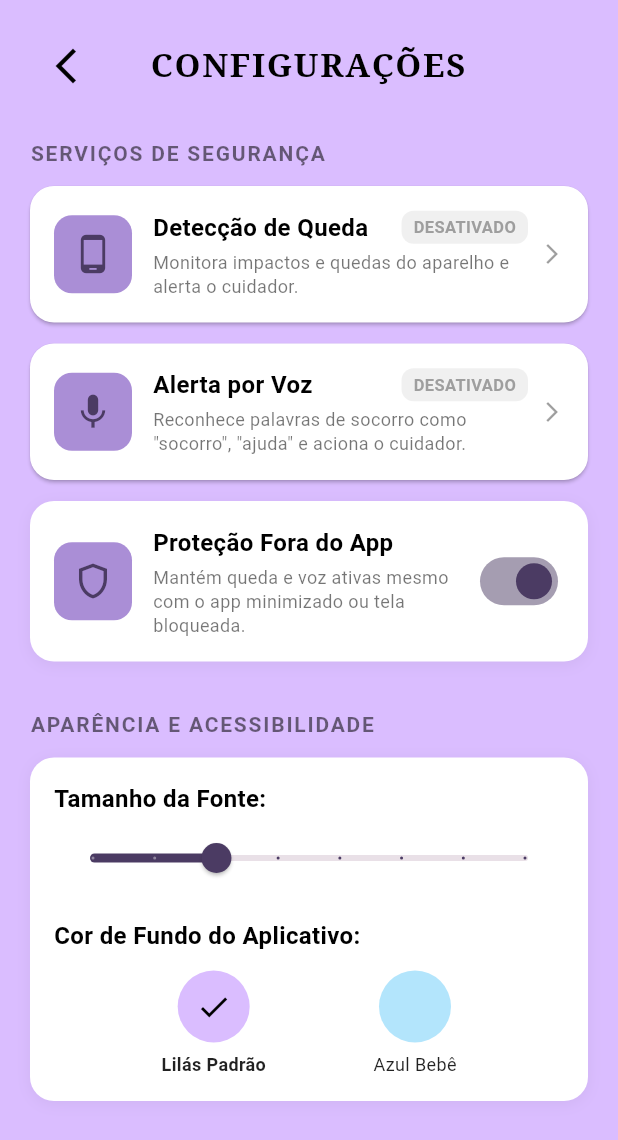
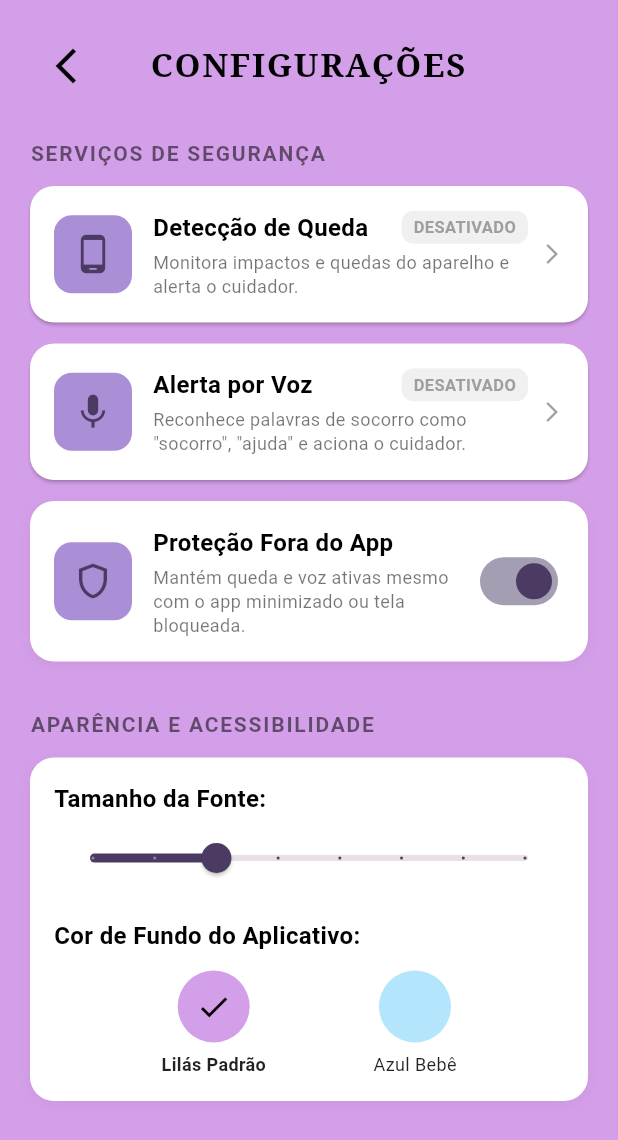
Before and after one commit to iasmymsa-ux/ProtegerPlus, a Flutter app: the ConfiguracoesView screen opened directly, after a tap on "Lilás Padrão", on a phone screen of 412 x 824 dp. Shown: the top 1140 px of the screen. Run offline on Flutter 3.47's test engine with Material 3 defaults, Android fonts, the phone set to English and light mode, and no system bars; our stand-ins replace flutter_local_notifications, flutter_timezone, flutter_tts, image_picker, sensors_plus, shared_preferences and 2 more; missing offline and left inert: flutter_foreground_task, flutter_phone_direct_caller; accounts and stored records are empty; network calls fail.

Commit message:
Atualizacao da cor de fundo para #d49fe9 e novo APK

```diff
--- a/lib/app_theme_manager.dart
+++ b/lib/app_theme_manager.dart
@@ -4,7 +4,7 @@ class AppThemeManager extends ChangeNotifier {
   static final AppThemeManager instance = AppThemeManager._internal();
   AppThemeManager._internal();
 
-  Color _backgroundColor = const Color(0xFFDABDFF); // Lilás claro (Padrão do app)
+  Color _backgroundColor = const Color(0xFFD49FE9); // Lilás claro (Padrão do app)
   double _fontScale = 1.0;
   bool _isPremium = false;
 
--- a/lib/views/configuracoes_view.dart
+++ b/lib/views/configuracoes_view.dart
@@ -236,11 +236,11 @@ class _ConfiguracoesViewState extends State<ConfiguracoesView> {
                       mainAxisAlignment: MainAxisAlignment.spaceEvenly,
                       children: [
                         _buildColorOption(
-                          color: const Color(0xFFDABDFF),
+                          color: const Color(0xFFD49FE9),
                           label: 'Lilás Padrão',
-                          isSelected: theme.backgroundColor == const Color(0xFFDABDFF),
+                          isSelected: theme.backgroundColor == const Color(0xFFD49FE9),
                           onTap: () {
-                            theme.setBackgroundColor(const Color(0xFFDABDFF));
+                            theme.setBackgroundColor(const Color(0xFFD49FE9));
                             setState(() {});
                           },
                         ),
--- a/lib/views/games/bingo_view.dart
+++ b/lib/views/games/bingo_view.dart
@@ -207,7 +207,7 @@ class _BingoViewState extends State<BingoView> {
     }
 
     return Scaffold(
-      backgroundColor: const Color(0xFFDABDFF),
+      backgroundColor: const Color(0xFFD49FE9),
       appBar: AppBar(
         backgroundColor: Colors.transparent,
         elevation: 0,
--- a/lib/views/games/crossword_view.dart
+++ b/lib/views/games/crossword_view.dart
@@ -363,7 +363,7 @@ class _CrosswordViewState extends State<CrosswordView> {
   @override
   Widget build(BuildContext context) {
     return Scaffold(
-      backgroundColor: const Color(0xFFDABDFF),
+      backgroundColor: const Color(0xFFD49FE9),
       appBar: AppBar(
         backgroundColor: Colors.transparent,
         elevation: 0,
--- a/lib/views/games/hidden_object_view.dart
+++ b/lib/views/games/hidden_object_view.dart
@@ -244,7 +244,7 @@ class _HiddenObjectViewState extends State<HiddenObjectView> {
     final bgColor = _backgroundColors[_score % _backgroundColors.length];
 
     return Scaffold(
-      backgroundColor: const Color(0xFFDABDFF),
+      backgroundColor: const Color(0xFFD49FE9),
       appBar: AppBar(
         backgroundColor: Colors.transparent,
         elevation: 0,
--- a/lib/views/games/memory_game_view.dart
+++ b/lib/views/games/memory_game_view.dart
@@ -211,7 +211,7 @@ class _MemoryGameViewState extends State<MemoryGameView> {
     int paresEncontrados = _isMatched.where((m) => m).length ~/ 2;
 
     return Scaffold(
-      backgroundColor: const Color(0xFFDABDFF),
+      backgroundColor: const Color(0xFFD49FE9),
       appBar: AppBar(
         backgroundColor: Colors.transparent,
         elevation: 0,
--- a/lib/views/games/seven_errors_view.dart
+++ b/lib/views/games/seven_errors_view.dart
@@ -212,7 +212,7 @@ class _SevenErrorsViewState extends State<SevenErrorsView> {
     final int foundCount = _errosEncontrados.where((e) => e).length;
 
     return Scaffold(
-      backgroundColor: const Color(0xFFDABDFF),
+      backgroundColor: const Color(0xFFD49FE9),
       appBar: AppBar(
         backgroundColor: Colors.transparent,
         elevation: 0,
```
Also changed, not shown: 1 other file.
